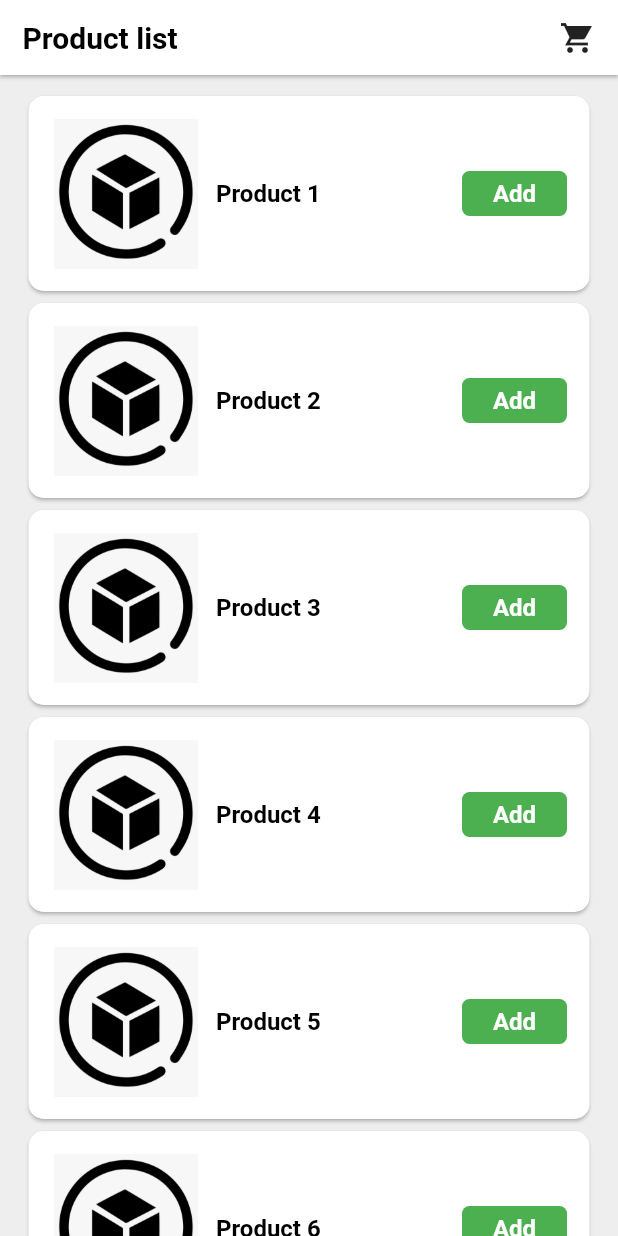
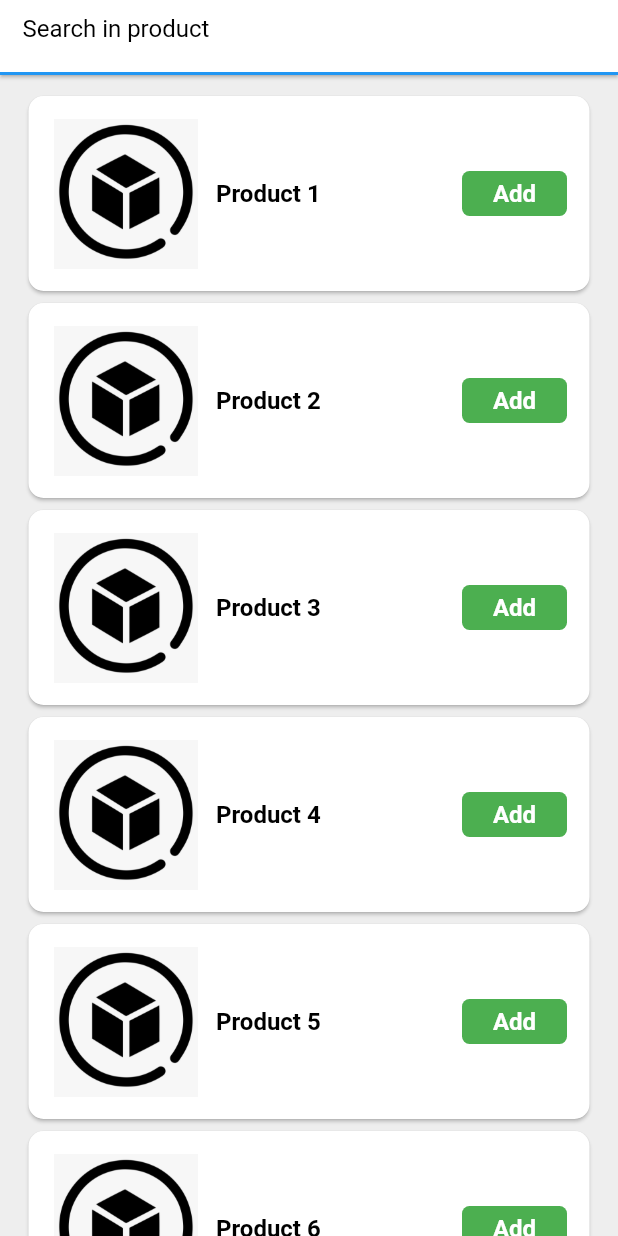
Before and after one commit to Nishant895/dw_task, a Flutter app: the screen it shows after launch, on a phone screen of 412 x 824 dp. Run offline on Flutter 3.47's test engine with Material 2 defaults, Android fonts, the phone set to English and light mode, and no system bars; our stand-ins replace badges, hive; accounts and stored records are empty.

```diff
--- a/task/lib/home/view/productlist_screen.dart
+++ b/task/lib/home/view/productlist_screen.dart
@@ -18,9 +18,13 @@ class ProductListScreen extends StatefulWidget {
 class _ProductListScreenState extends State<ProductListScreen> {
 
   List<ProductListModel> productList = [];
+  List<ProductListModel>  _productFilteredList = [];
   List<ProductListModel> cartList = [];
 
   int cartValue = 0;
+
+
+  final TextEditingController _searchQueryController = TextEditingController();
 
   @override
   void initState() {
@@ -41,7 +45,10 @@ class _ProductListScreenState extends State<ProductListScreen> {
     return Scaffold(
       backgroundColor: Colors.grey.shade200,
       appBar: appbarWidget(cartValue),
-      body:  productListWidget(productList),
+      body: _searchQueryController.text.isEmpty
+      ?
+      productListWidget(productList)
+      : productListWidget(_productFilteredList),
     );
   }
 
@@ -63,35 +70,39 @@ class _ProductListScreenState extends State<ProductListScreen> {
         child : Container(
           color: Colors.white,
           padding: const EdgeInsets.symmetric(horizontal: 15),
-          child: Row(
-            mainAxisAlignment: MainAxisAlignment.spaceBetween,
-            children : [
-              const SizedBox(
-                  height: 50,
-                  child : Align(
-                    alignment: Alignment.centerLeft,
-                    child: Text("Product list",style: TextStyle(color: Colors.black,fontWeight: FontWeight.bold,fontSize: 20),),
-                  )
-              ),
-              cartValue != 0 ?
-                  InkWell(
-                    child:  badges.Badge(
-                      badgeContent:
-                      Text(cartValue.toString()),
-
-                      child: const Icon(Icons.shopping_cart_sharp),
-                    ),
-                    onTap: (){
-                      Provider.of<ProductListViewModel>(context, listen: false).createCartList();
-                    },
-                  )
-                  : Container(child: const Icon(Icons.shopping_cart_sharp),)
-
-            ],
+          child: TextField(
+            controller: _searchQueryController,
+            autofocus: false,
+            decoration: const InputDecoration(
+              hintText: "Search in product",
+              border: InputBorder.none,
+              contentPadding: EdgeInsets.only(top : -10.0),
+              hintStyle: TextStyle(color: Colors.black),
+            ),
+            style: const TextStyle(color: Colors.black, fontSize: 16.0,fontWeight: FontWeight.normal),
+            onChanged: (query) => updateSearchQuery(query),
+          ),
           ),
         ),
-      ),
     );
+  }
+
+  void updateSearchQuery(String newQuery) {
+    List<ProductListModel>? dummySearchList = [];
+    _productFilteredList = [];
+    for(int i = 0; i<productList.length ; i++){
+      if (productList[i].productName.toLowerCase().contains(newQuery.toLowerCase())) {
+        dummySearchList.add(productList[i]);
+      }
+    }
+
+    setState(() {
+      _productFilteredList.clear();
+      _productFilteredList.addAll(dummySearchList);
+
+    });
+
+
   }
 
   Widget productListWidget(List<ProductListModel> productList){
```
